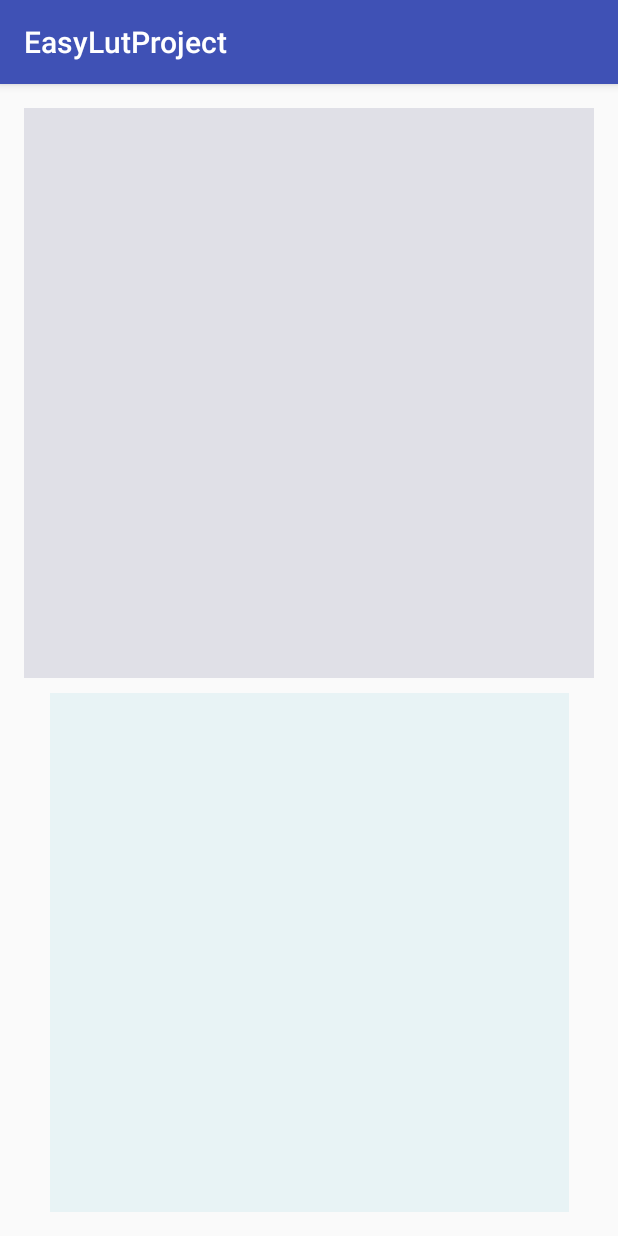
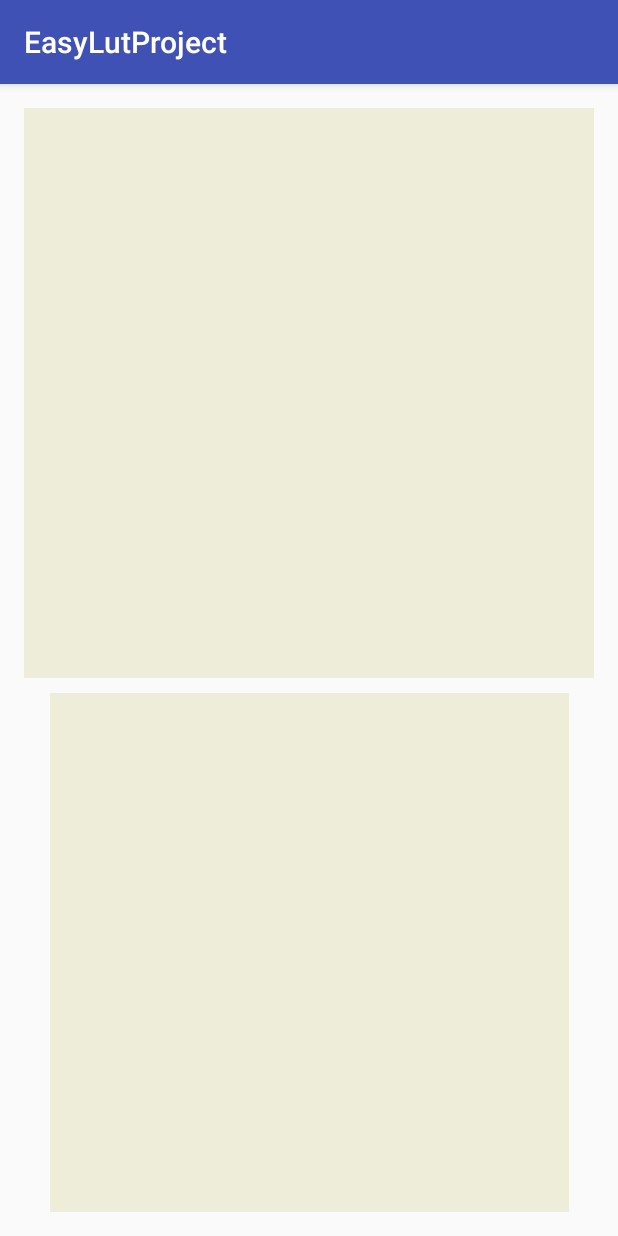
Before and after one commit to dntks/easyLUT, an Android app: the screen it shows after launch (MainActivity), after a tap on an icon or button, on a phone screen of 412 x 824 dp. Run offline under Robolectric (Android 15) with nearby library versions, the phone set to English and light mode, and no system bars; 1 other tap on this screen came first.

Commit message:
Added more LUTs, compatibility with 4x4 type rgb can be in an other order on LUT image, LUTImage guesses by strongest

```diff
--- a/app/src/main/java/hu/don/easylut/easylutproject/MainActivity.java
+++ b/app/src/main/java/hu/don/easylut/easylutproject/MainActivity.java
@@ -48,6 +48,9 @@ public class MainActivity extends AppCompatActivity {
         });
 
         effectItems.add(new FilterNon());
+        effectItems.add(new LUTFilter(resources, R.drawable.anotherlut, R.drawable.anotherlut));
+        effectItems.add(new LUTFilter(resources, R.drawable.lut2, R.drawable.lut2));
+        effectItems.add(new LUTFilter(resources, R.drawable.lut3, R.drawable.lut3));
         effectItems.add(new LUTFilter(resources, R.drawable.filter_lut_01, R.drawable.pnglut_small_1));
         effectItems.add(new LUTFilter(resources, R.drawable.filter_lut_02, R.drawable.pnglut_small_2));
         effectItems.add(new LUTFilter(resources, R.drawable.filter_lut_03, R.drawable.pnglut_small_3));
--- a/easylut/src/main/java/hu/don/easylut/easylut/LUTImage.java
+++ b/easylut/src/main/java/hu/don/easylut/easylut/LUTImage.java
@@ -2,6 +2,8 @@ package hu.don.easylut.easylut;
 
 
 import android.graphics.Bitmap;
+import android.graphics.Color;
+import android.graphics.Point;
 
 public class LUTImage {
     private static final int COLOR_DEPTH = 256;
@@ -50,26 +52,86 @@ public class LUTImage {
     }
 
     public int getColorPixelOnLut(int pixelColor) {
-        int lutIndex = getLutIndex(pixelColor);
-        return getPixelOnLut(lutIndex);
+        int lutIndex = getLutPixelIndex(pixelColor);
+        return getPixelByIndex(lutIndex);
     }
 
-    private int getPixelOnLut(int lutIndex) {
-        int R = ((lutColors[lutIndex] >> 16) & 0xff);
-        int G = ((lutColors[lutIndex] >> 8) & 0xff);
-        int B = ((lutColors[lutIndex]) & 0xff);
-        return 0xff000000 | (R << 16) | (G << 8) | B;
+    private int getPixelByIndex(int lutIndex) {
+        int red = ((lutColors[lutIndex] >> 16) & 0xff);
+        int green = ((lutColors[lutIndex] >> 8) & 0xff);
+        int blue = ((lutColors[lutIndex]) & 0xff);
+        return 0xff000000 | (red << 16) | (green << 8) | blue;
     }
 
-    private int getLutIndex(int pixelColor) {
+    private int getLutPixelIndex(int pixelColor) {
+        DistortedColor distortedColor = new DistortedColor(pixelColor);
+        Point point = getPointCoordinateOnLutImage(distortedColor.getColorOnXCoordinate(), distortedColor.getColorOnYCoordinate(), distortedColor.getColorOnZCoordinate());
+        return point.y * lutWidth + point.x;
+    }
+
+    private Point getPointCoordinateOnLutImage(int colorOnXCoordinate, int colorOnYCoordinate, int colorOnZCoordinate) {
         int rowDepth = rowDepth();
-        int r = ((pixelColor >> 16) & 0xff) / rgbDistortion;
-        int g = ((pixelColor >> 8) & 0xff) / rgbDistortion;
-        int b = (pixelColor & 0xff) / rgbDistortion;
-        final int blueXDepth = rowDepth == 1 ? b : b % rowDepth;
-        final int blueYDepth = rowDepth == 1 ? 0 : b / rowDepth;
-        int lutX = blueXDepth * sideSize + r;
-        int lutY = blueYDepth * sideSize + g;
-        return lutY * lutWidth + lutX;
+        final int z_XDepth = rowDepth == 1 ? colorOnZCoordinate : colorOnZCoordinate % rowDepth;
+        final int z_YDepth = rowDepth == 1 ? 0 : colorOnZCoordinate / rowDepth;
+        int lutX = z_XDepth * sideSize + colorOnXCoordinate;
+        int lutY = z_YDepth * sideSize + colorOnYCoordinate;
+        return new Point(lutX, lutY);
+    }
+
+    public class DistortedColor {
+        public final int distortedRed;
+        public final int distortedGreen;
+        public final int distortedBlue;
+
+        public DistortedColor(int pixelColor) {
+            distortedRed = Color.red(pixelColor) / rgbDistortion;
+            distortedGreen = Color.green(pixelColor) / rgbDistortion;
+            distortedBlue = Color.blue(pixelColor) / rgbDistortion;
+        }
+
+        public int getColorOnXCoordinate() {
+            int xOnStrongest = getPixelByIndex(sideSize - 1);
+            return returnStrongest(xOnStrongest);
+        }
+
+        public int getColorOnYCoordinate() {
+            int yIndex = lutWidth * (sideSize - 1);
+            int yOnStrongest = getPixelByIndex(yIndex);
+            return returnStrongest(yOnStrongest);
+        }
+
+        public int getColorOnZCoordinate() {
+            int columnDepth = columnDepth();
+            int X = (columnDepth - 1) * sideSize + 1;
+            int Y = (rowDepth() - 1) * sideSize + 1;
+            int xOnStrongest = getPixelByIndex(Y * lutWidth + X);
+            return returnStrongest(xOnStrongest);
+        }
+
+        private int returnStrongest(int pixel) {
+            if (redIsStrongestOnPixel(pixel)) {
+                return distortedRed;
+            } else if (greenIsStrongestOnPixel(pixel)) {
+                return distortedGreen;
+            } else {
+                return distortedBlue;
+            }
+        }
+
+        private boolean greenIsStrongestOnPixel(int color) {
+            int green = Color.green(color);
+            int red = Color.red(color);
+            int blue = Color.blue(color);
+            return green > red &&
+                    green > blue;
+        }
+
+        private boolean redIsStrongestOnPixel(int color) {
+            int red = Color.red(color);
+            int green = Color.green(color);
+            int blue = Color.blue(color);
+            return red > green &&
+                    red > blue;
+        }
     }
 }
```
Also changed, not shown: app/src/main/res/drawable-nodpi/anotherlut.png (added), app/src/main/res/drawable-nodpi/lut2.png (added), app/src/main/res/drawable-nodpi/lut3.png (added).
